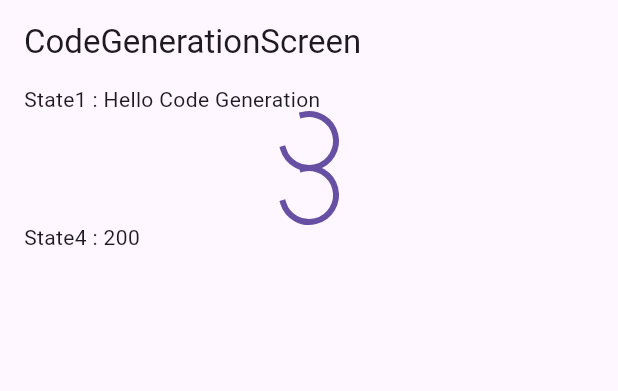
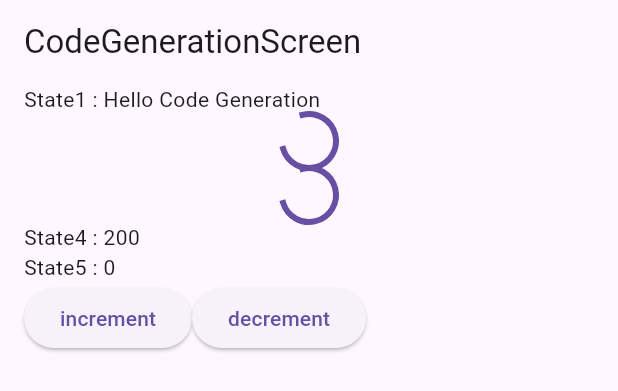
Before and after one commit to darkmyu/flutter-lv2-riverpod, a Flutter app: the CodeGenerationScreen widget shown alone on an empty page, opened directly, on a phone screen of 412 x 824 dp. Shown: the top 391 px of the screen. Run offline on Flutter 3.47's test engine with Material 3 defaults, Android fonts, the phone set to English and light mode, and no system bars; our stand-ins replace flutter_riverpod, riverpod_annotation; generated files the repository leaves out were written again.

```diff
--- a/lib/riverpod/code_generation_provider.dart
+++ b/lib/riverpod/code_generation_provider.dart
@@ -31,3 +31,19 @@ int gStateMultiply(
 }) {
   return number1 * number2;
 }
+
+@riverpod
+class GStateNotifier extends _$GStateNotifier {
+  @override
+  int build() {
+    return 0;
+  }
+
+  increment() {
+    state++;
+  }
+
+  decrement() {
+    state--;
+  }
+}
--- a/lib/screen/code_generation_screen.dart
+++ b/lib/screen/code_generation_screen.dart
@@ -12,6 +12,7 @@ class CodeGenerationScreen extends ConsumerWidget {
     final state2 = ref.watch(gStateFutureProvider);
     final state3 = ref.watch(gStateFuture2Provider);
     final state4 = ref.watch(gStateMultiplyProvider(number1: 10, number2: 20));
+    final state5 = ref.watch(gStateNotifierProvider);
 
     return DefaultLayout(
       title: 'CodeGenerationScreen',
@@ -44,6 +45,23 @@ class CodeGenerationScreen extends ConsumerWidget {
             ),
           ),
           Text('State4 : $state4'),
+          Text('State5 : $state5'),
+          Row(
+            children: [
+              ElevatedButton(
+                onPressed: () {
+                  ref.read(gStateNotifierProvider.notifier).increment();
+                },
+                child: const Text('increment'),
+              ),
+              ElevatedButton(
+                onPressed: () {
+                  ref.read(gStateNotifierProvider.notifier).decrement();
+                },
+                child: const Text('decrement'),
+              ),
+            ],
+          ),
         ],
       ),
     );
```
